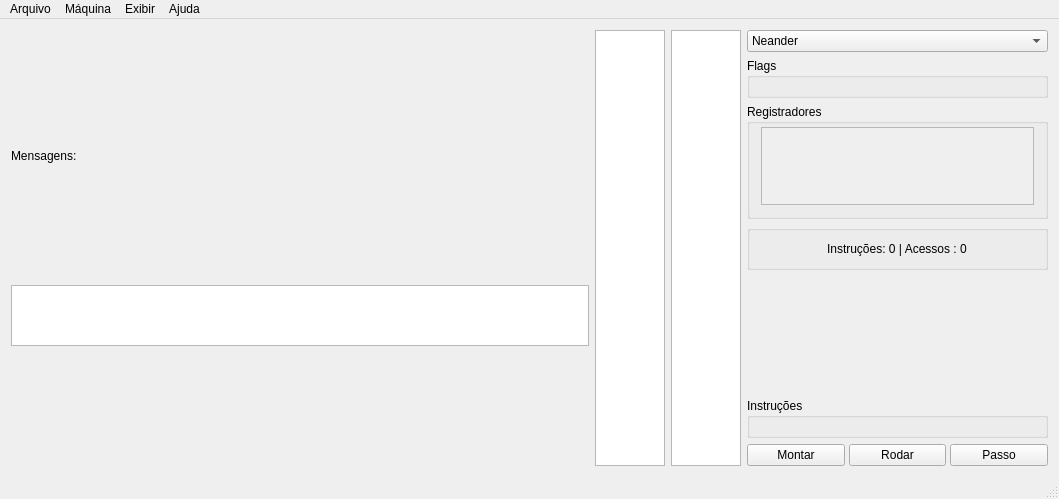
Qt form hidra/gui/hidragui.ui (petcomputacaoufrgs/hidracpp) before a commit.
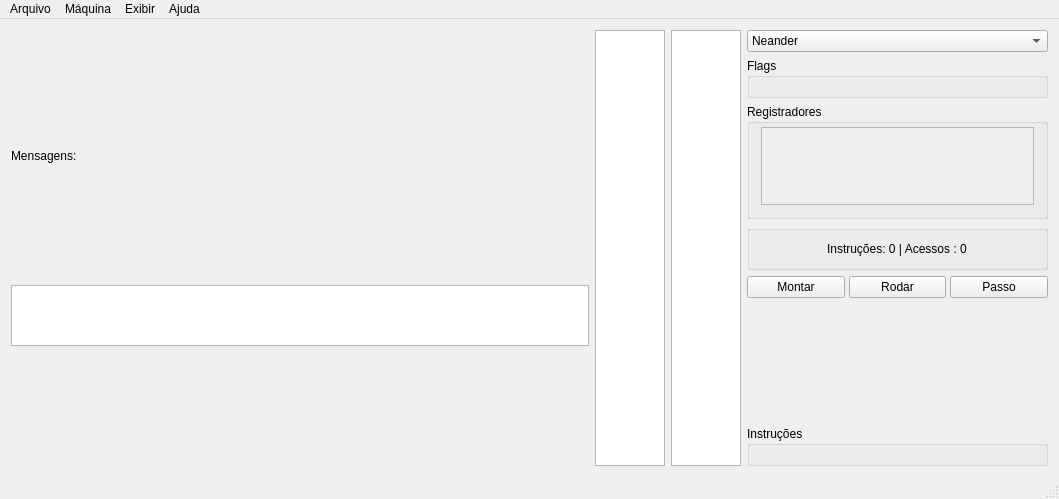
The same form after that commit.

The edit to the form file:
```diff
--- a/hidra/gui/hidragui.ui
+++ b/hidra/gui/hidragui.ui
@@ -358,6 +358,58 @@
          </layout>
         </widget>
        </item>
+       <item>
+        <layout class="QHBoxLayout" name="horizontalLayout">
+         <property name="spacing">
+          <number>4</number>
+         </property>
+         <item>
+          <widget class="QPushButton" name="pushButtonBuild">
+           <property name="maximumSize">
+            <size>
+             <width>16777215</width>
+             <height>32</height>
+            </size>
+           </property>
+           <property name="text">
+            <string>Montar</string>
+           </property>
+          </widget>
+         </item>
+         <item>
+          <widget class="QPushButton" name="pushButtonRun">
+           <property name="maximumSize">
+            <size>
+             <width>16777215</width>
+             <height>32</height>
+            </size>
+           </property>
+           <property name="whatsThis">
+            <string/>
+           </property>
+           <property name="text">
+            <string>Rodar</string>
+           </property>
+           <property name="autoDefault">
+            <bool>true</bool>
+           </property>
+          </widget>
+         </item>
+         <item>
+          <widget class="QPushButton" name="pushButtonStep">
+           <property name="maximumSize">
+            <size>
+             <width>16777215</width>
+             <height>32</height>
+            </size>
+           </property>
+           <property name="text">
+            <string>Passo</string>
+           </property>
+          </widget>
+         </item>
+        </layout>
+       </item>
        <item>
         <spacer name="verticalSpacer">
          <property name="orientation">
@@ -428,58 +480,6 @@
          </layout>
         </widget>
        </item>
-       <item>
-        <layout class="QHBoxLayout" name="horizontalLayout">
-         <property name="spacing">
-          <number>4</number>
-         </property>
-         <item>
-          <widget class="QPushButton" name="pushButtonBuild">
-           <property name="maximumSize">
-            <size>
-             <width>16777215</width>
-             <height>32</height>
-            </size>
-           </property>
-           <property name="text">
-            <string>Montar</string>
-           </property>
-          </widget>
-         </item>
-         <item>
-          <widget class="QPushButton" name="pushButtonRun">
-           <property name="maximumSize">
-            <size>
-             <width>16777215</width>
-             <height>32</height>
-            </size>
-           </property>
-           <property name="whatsThis">
-            <string/>
-           </property>
-           <property name="text">
-            <string>Rodar</string>
-           </property>
-           <property name="autoDefault">
-            <bool>true</bool>
-           </property>
-          </widget>
-         </item>
-         <item>
-          <widget class="QPushButton" name="pushButtonStep">
-           <property name="maximumSize">
-            <size>
-             <width>16777215</width>
-             <height>32</height>
-            </size>
-           </property>
-           <property name="text">
-            <string>Passo</string>
-           </property>
-          </widget>
-         </item>
-        </layout>
-       </item>
       </layout>
      </widget>
     </item>
```
